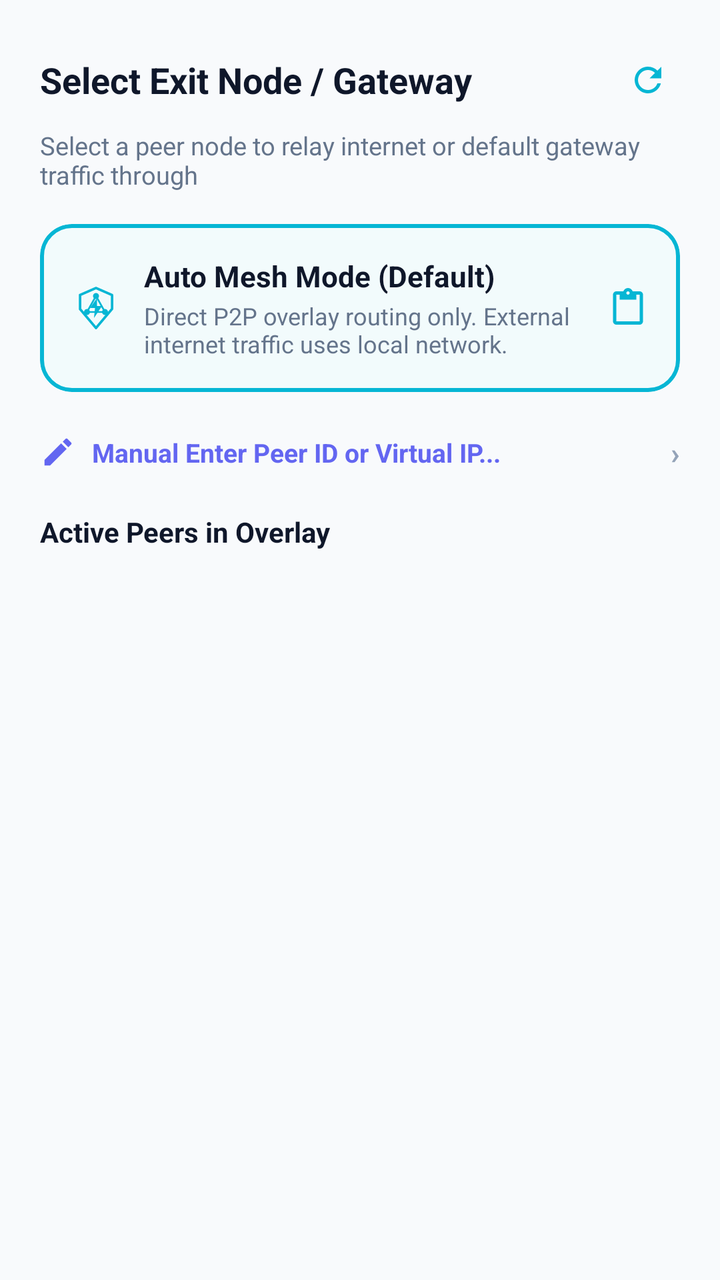
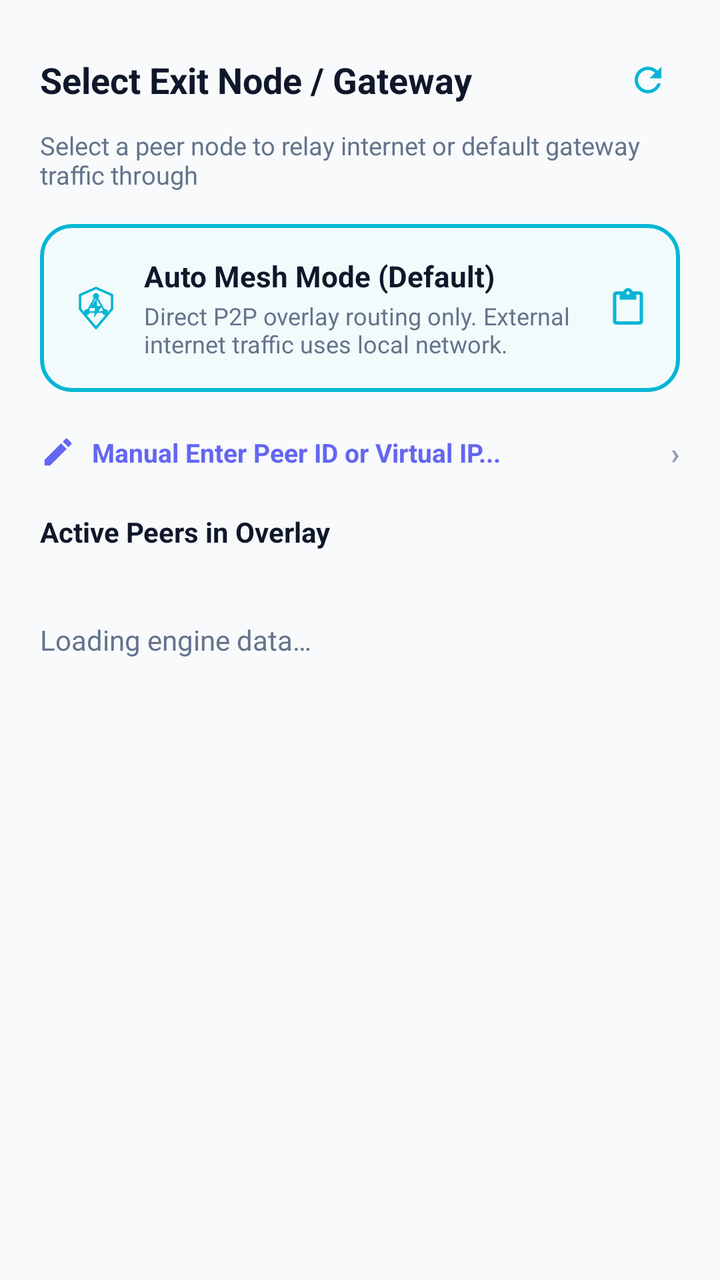

Screens rendered from an Android XML layout before and after an edit, with the pre-edit source and the edit as a unified diff.
<!-- AndroidManifest.xml: application theme Theme.P2ptap -->
<!-- res/layout/dialog_exit_node_selector.xml -->
<?xml version="1.0" encoding="utf-8"?>
<LinearLayout xmlns:android="http://schemas.android.com/apk/res/android"
    xmlns:app="http://schemas.android.com/apk/res-auto"
    android:layout_width="match_parent"
    android:layout_height="wrap_content"
    android:background="@color/window_bg"
    android:orientation="vertical"
    android:padding="20dp">

    
    <LinearLayout
        android:layout_width="match_parent"
        android:layout_height="wrap_content"
        android:gravity="center_vertical"
        android:layout_marginBottom="4dp"
        android:orientation="horizontal">

        <TextView
            android:layout_width="0dp"
            android:layout_height="wrap_content"
            android:layout_weight="1"
            android:text="@string/dialog_exit_node_title"
            android:textColor="@color/text_primary"
            android:textSize="18sp"
            android:textStyle="bold" />

        <com.google.android.material.button.MaterialButton
            android:id="@+id/btnRefreshPeers"
            style="@style/Widget.Material3.Button.IconButton"
            android:layout_width="40dp"
            android:layout_height="40dp"
            app:icon="@drawable/ic_refresh"
            app:iconTint="@color/brand_primary" />
    </LinearLayout>

    <TextView
        android:layout_width="match_parent"
        android:layout_height="wrap_content"
        android:layout_marginBottom="16dp"
        android:text="@string/dialog_exit_node_desc"
        android:textColor="@color/text_secondary"
        android:textSize="12.5sp" />

    
    <com.google.android.material.card.MaterialCardView
        android:id="@+id/cardAutoMode"
        android:layout_width="match_parent"
        android:layout_height="wrap_content"
        android:layout_marginBottom="14dp"
        android:clickable="true"
        android:focusable="true"
        android:foreground="?attr/selectableItemBackground"
        app:cardCornerRadius="16dp"
        app:cardElevation="1dp"
        app:strokeColor="@color/brand_primary"
        app:strokeWidth="2dp">

        <LinearLayout
            android:layout_width="match_parent"
            android:layout_height="wrap_content"
            android:gravity="center_vertical"
            android:orientation="horizontal"
            android:padding="16dp">

            <ImageView
                android:layout_width="24dp"
                android:layout_height="24dp"
                android:src="@drawable/ic_p2p_shield_node"
                app:tint="@color/brand_primary" />

            <LinearLayout
                android:layout_width="0dp"
                android:layout_height="wrap_content"
                android:layout_weight="1"
                android:layout_marginStart="12dp"
                android:orientation="vertical">

                <TextView
                    android:layout_width="wrap_content"
                    android:layout_height="wrap_content"
                    android:text="@string/exit_node_auto_title"
                    android:textColor="@color/text_primary"
                    android:textSize="14.5sp"
                    android:textStyle="bold" />

                <TextView
                    android:layout_width="wrap_content"
                    android:layout_height="wrap_content"
                    android:layout_marginTop="2dp"
                    android:text="@string/exit_node_auto_desc"
                    android:textColor="@color/text_secondary"
                    android:textSize="12sp" />
            </LinearLayout>

            <ImageView
                android:id="@+id/ivAutoChecked"
                android:layout_width="20dp"
                android:layout_height="20dp"
                android:src="@drawable/ic_paste"
                app:tint="@color/brand_primary" />
        </LinearLayout>
    </com.google.android.material.card.MaterialCardView>

    
    <LinearLayout
        android:id="@+id/layoutCustomInput"
        android:layout_width="match_parent"
        android:layout_height="wrap_content"
        android:layout_marginBottom="14dp"
        android:background="?attr/selectableItemBackground"
        android:clickable="true"
        android:focusable="true"
        android:gravity="center_vertical"
        android:orientation="horizontal"
        android:paddingVertical="6dp">

        <ImageView
            android:layout_width="18dp"
            android:layout_height="18dp"
            android:src="@drawable/ic_edit"
            app:tint="@color/brand_secondary" />

        <TextView
            android:layout_width="0dp"
            android:layout_height="wrap_content"
            android:layout_weight="1"
            android:layout_marginStart="8dp"
            android:text="@string/exit_node_custom_title"
            android:textColor="@color/brand_secondary"
            android:textSize="13sp"
            android:textStyle="bold" />

        <TextView
            android:layout_width="wrap_content"
            android:layout_height="wrap_content"
            android:text="›"
            android:textColor="@color/text_muted"
            android:textSize="15sp"
            android:textStyle="bold" />
    </LinearLayout>

    <TextView
        android:layout_width="wrap_content"
        android:layout_height="wrap_content"
        android:layout_marginBottom="8dp"
        android:text="@string/section_active_peers"
        android:textColor="@color/text_primary"
        android:textSize="14sp"
        android:textStyle="bold" />

    
    <androidx.core.widget.NestedScrollView
        android:layout_width="match_parent"
        android:layout_height="320dp">

        <LinearLayout
            android:id="@+id/containerPeers"
            android:layout_width="match_parent"
            android:layout_height="wrap_content"
            android:orientation="vertical" />
    </androidx.core.widget.NestedScrollView>

</LinearLayout>
<!-- resources referenced by this layout -->
<resources>
  <color name="brand_primary">#06B6D4</color>
  <color name="brand_secondary">#6366F1</color>
  <color name="text_muted">#94A3B8</color>
  <color name="text_primary">#0F172A</color>
  <color name="text_secondary">#64748B</color>
  <color name="window_bg">#F8FAFC</color>
  <!-- drawable ic_edit (drawable) -->
  <vector xmlns:android="http://schemas.android.com/apk/res/android"
      android:width="24dp"
      android:height="24dp"
      android:viewportWidth="24"
      android:viewportHeight="24"
      android:tint="?attr/colorControlNormal">
      <path
          android:fillColor="@android:color/white"
          android:pathData="M3,17.25V21h3.75L17.81,9.94l-3.75,-3.75L3,17.25zM20.71,7.04c0.39,-0.39 0.39,-1.02 0,-1.41l-2.34,-2.34c-0.39,-0.39 -1.02,-0.39 -1.41,0l-1.83,1.83 3.75,3.75 1.83,-1.83z"/>
  </vector>
  <!-- drawable ic_paste (drawable) -->
  <vector xmlns:android="http://schemas.android.com/apk/res/android"
      android:width="24dp"
      android:height="24dp"
      android:viewportWidth="24"
      android:viewportHeight="24"
      android:tint="?attr/colorControlNormal">
      <path
          android:fillColor="@android:color/white"
          android:pathData="M19,2h-4.18C14.4,0.84 13.3,0 12,0c-1.3,0 -2.4,0.84 -2.82,2H5c-1.1,0 -2,0.9 -2,2v16c0,1.1 0.9,2 2,2h14c1.1,0 2,-0.9 2,-2V4c0,-1.1 -0.9,-2 -2,-2zm-7,0c0.55,0 1,0.45 1,1s-0.45,1 -1,1 -1,-0.45 -1,-1 0.45,-1 1,-1zm7,18H5V4h2v3h10V4h2v16z"/>
  </vector>
  <!-- drawable ic_refresh (drawable) -->
  <vector xmlns:android="http://schemas.android.com/apk/res/android"
      android:width="24dp"
      android:height="24dp"
      android:viewportWidth="24"
      android:viewportHeight="24">
      <path
          android:fillColor="#FFFFFFFF"
          android:pathData="M17.65,6.35C16.2,4.9 14.21,4 12,4c-4.42,0 -7.99,3.58 -7.99,8s3.57,8 7.99,8c3.73,0 6.84,-2.55 7.73,-6h-2.08c-0.82,2.33 -3.04,4 -5.65,4 -3.31,0 -6,-2.69 -6,-6s2.69,-6 6,-6c1.66,0 3.14,0.69 4.22,1.78L13,11h7V4l-2.35,2.35z" />
  </vector>
  <string name="dialog_exit_node_desc">Select a peer node to relay internet or default gateway traffic through</string>
  <string name="dialog_exit_node_title">Select Exit Node / Gateway</string>
  <string name="exit_node_auto_desc">Direct P2P overlay routing only. External internet traffic uses local network.</string>
  <string name="exit_node_auto_title">Auto Mesh Mode (Default)</string>
  <string name="exit_node_custom_title">Manual Enter Peer ID or Virtual IP...</string>
  <string name="section_active_peers">Active Peers in Overlay</string>
  <style name="Theme.P2ptap" parent="Base.Theme.P2ptap" />
  <style name="Base.Theme.P2ptap" parent="Theme.Material3.DayNight.NoActionBar">
          <item name="colorPrimary">@color/brand_primary</item>
          <item name="colorOnPrimary">@color/white</item>
          <item name="colorSecondary">@color/brand_secondary</item>
          <item name="colorOnSecondary">@color/white</item>
          <item name="colorSurface">@color/card_bg</item>
          <item name="colorOnSurface">@color/text_primary</item>
          <item name="colorSurfaceVariant">@color/card_elevated</item>
          <item name="colorOnSurfaceVariant">@color/text_secondary</item>
          <item name="android:statusBarColor">@color/window_bg</item>
          <item name="android:windowLightStatusBar">true</item>
          <item name="android:navigationBarColor">@color/window_bg</item>
          <item name="android:windowLightNavigationBar" tools:targetApi="o_mr1">true</item>
          <item name="android:windowBackground">@color/window_bg</item>
      </style>
  <color name="white">#FFFFFFFF</color>
  <color name="card_bg">#FFFFFF</color>
  <color name="card_elevated">#F1F5F9</color>
  <!-- unchanged entries left out for length: 1 -->
</resources>

<!-- the commit's change to res/layout/dialog_exit_node_selector.xml (unified diff, before → after) -->
@@ -1,11 +1,13 @@
 <?xml version="1.0" encoding="utf-8"?>
-<LinearLayout xmlns:android="http://schemas.android.com/apk/res/android"
+<androidx.core.widget.NestedScrollView xmlns:android="http://schemas.android.com/apk/res/android"
     xmlns:app="http://schemas.android.com/apk/res-auto"
     android:layout_width="match_parent"
-    android:layout_height="wrap_content"
+    android:layout_height="match_parent"
     android:background="@color/window_bg"
     android:orientation="vertical"
     android:padding="20dp">
+    <LinearLayout android:layout_width="match_parent" android:layout_height="wrap_content" android:orientation="vertical">
+
 
     
     <LinearLayout
@@ -29,6 +31,7 @@
             style="@style/Widget.Material3.Button.IconButton"
             android:layout_width="40dp"
             android:layout_height="40dp"
+            android:contentDescription="@string/btn_refresh"
             app:icon="@drawable/ic_refresh"
             app:iconTint="@color/brand_primary" />
     </LinearLayout>
@@ -148,16 +151,22 @@
         android:textSize="14sp"
         android:textStyle="bold" />
 
+    <TextView android:id="@+id/tvSelection" android:layout_width="match_parent"
+        android:layout_height="wrap_content" android:textColor="@color/brand_primary"
+        android:paddingBottom="8dp" android:textIsSelectable="true" />
+    <TextView android:id="@+id/tvDataStatus" android:layout_width="match_parent"
+        android:layout_height="wrap_content" android:text="@string/telemetry_loading"
+        android:textColor="@color/text_secondary" android:paddingBottom="8dp"
+        android:accessibilityLiveRegion="polite" />
     
-    <androidx.core.widget.NestedScrollView
-        android:layout_width="match_parent"
-        android:layout_height="320dp">
+
 
         <LinearLayout
             android:id="@+id/containerPeers"
             android:layout_width="match_parent"
             android:layout_height="wrap_content"
             android:orientation="vertical" />
-    </androidx.core.widget.NestedScrollView>
 
-</LinearLayout>
+
+    </LinearLayout>
+</androidx.core.widget.NestedScrollView>
<!-- resource entries referenced after the edit -->
@@ -38,12 +38,14 @@
           android:fillColor="#FFFFFFFF"
           android:pathData="M17.65,6.35C16.2,4.9 14.21,4 12,4c-4.42,0 -7.99,3.58 -7.99,8s3.57,8 7.99,8c3.73,0 6.84,-2.55 7.73,-6h-2.08c-0.82,2.33 -3.04,4 -5.65,4 -3.31,0 -6,-2.69 -6,-6s2.69,-6 6,-6c1.66,0 3.14,0.69 4.22,1.78L13,11h7V4l-2.35,2.35z" />
   </vector>
+  <string name="btn_refresh">Refresh</string>
   <string name="dialog_exit_node_desc">Select a peer node to relay internet or default gateway traffic through</string>
   <string name="dialog_exit_node_title">Select Exit Node / Gateway</string>
   <string name="exit_node_auto_desc">Direct P2P overlay routing only. External internet traffic uses local network.</string>
   <string name="exit_node_auto_title">Auto Mesh Mode (Default)</string>
   <string name="exit_node_custom_title">Manual Enter Peer ID or Virtual IP...</string>
   <string name="section_active_peers">Active Peers in Overlay</string>
+  <string name="telemetry_loading">Loading engine data…</string>
   <style name="Theme.P2ptap" parent="Base.Theme.P2ptap" />
   <style name="Base.Theme.P2ptap" parent="Theme.Material3.DayNight.NoActionBar">
           <item name="colorPrimary">@color/brand_primary</item>
